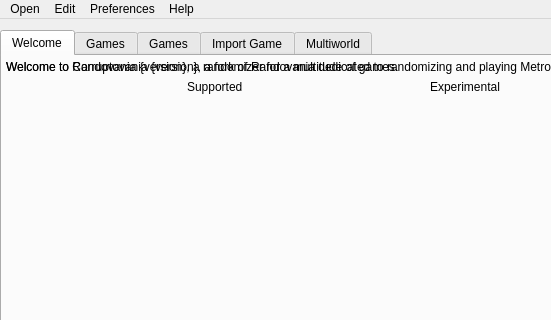
Before: the Qt Designer form randovania/gui/ui_files/main_window.ui in Schwork-Corruption/corruptovania, drawn with Qt 5; both pictures show x 0 to 551 and y 0 to 320 of the 688 by 582 pixel window.
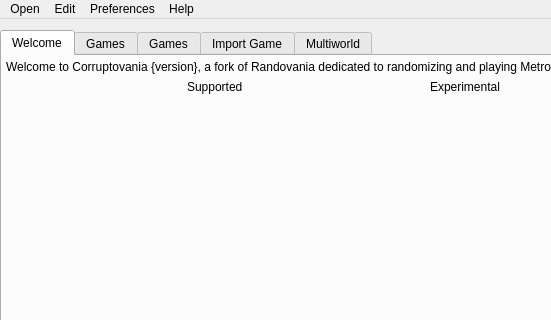
After: the same form once the commit is applied. Custom widgets are drawn as their Qt base class.

```diff
--- a/randovania/gui/ui_files/main_window.ui
+++ b/randovania/gui/ui_files/main_window.ui
@@ -160,34 +160,6 @@
           </item>
          </layout>
         </item>
-        <item row="0" column="0" colspan="3">
-         <widget class="QLabel" name="intro_label">
-          <property name="text">
-           <string>Welcome to Randovania {version}, a randomizer for a multitude of games.</string>
-          </property>
-          <property name="textFormat">
-           <enum>Qt::MarkdownText</enum>
-          </property>
-          <property name="scaledContents">
-           <bool>false</bool>
-          </property>
-          <property name="alignment">
-           <set>Qt::AlignLeading|Qt::AlignLeft|Qt::AlignVCenter</set>
-          </property>
-          <property name="wordWrap">
-           <bool>true</bool>
-          </property>
-          <property name="margin">
-           <number>7</number>
-          </property>
-          <property name="indent">
-           <number>-1</number>
-          </property>
-          <property name="openExternalLinks">
-           <bool>false</bool>
-          </property>
-         </widget>
-        </item>
         <item row="4" column="1">
          <widget class="QPushButton" name="intro_play_solo_button">
           <property name="font">
```
